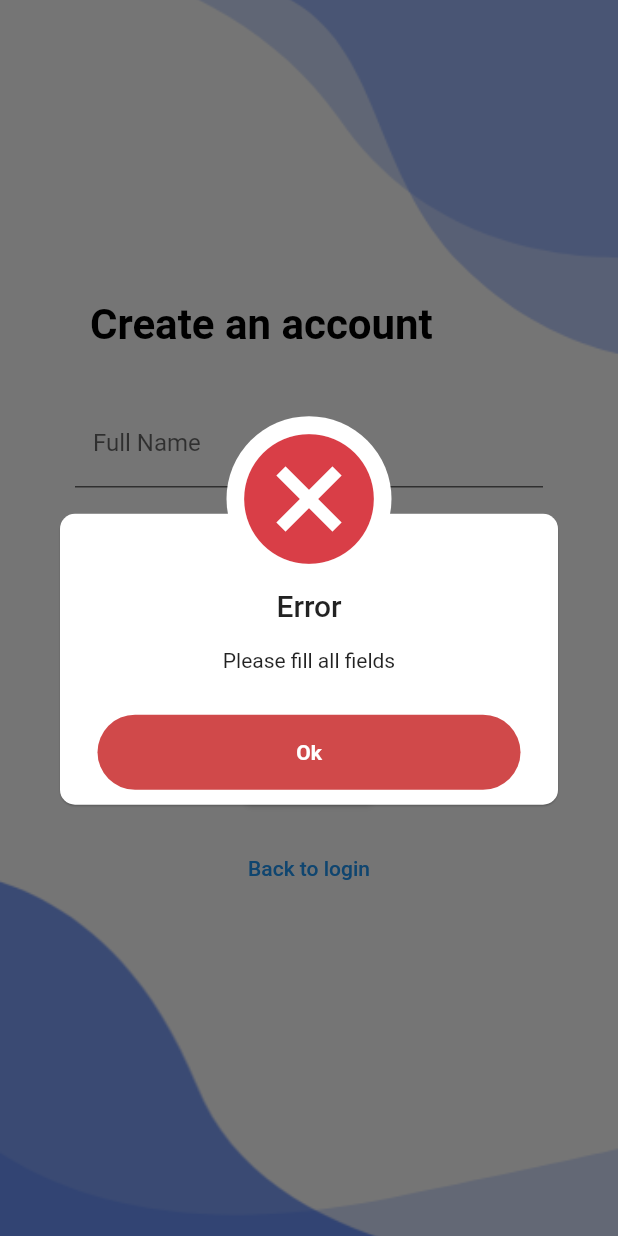
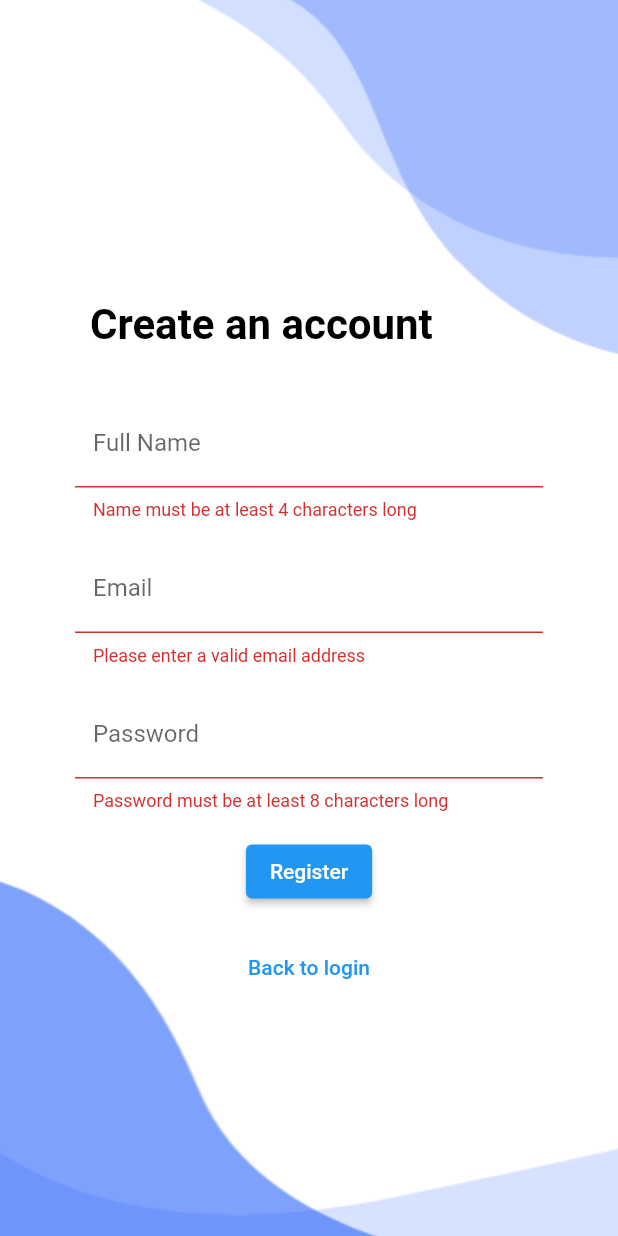
Before and after one commit to SpiritosMts/nouha_eya_pfe, a Flutter app: the MyRegister screen opened directly, after a tap on "Register", on a phone screen of 412 x 824 dp. Run offline on Flutter 3.47's test engine with Material 2 defaults, Android fonts, the phone set to English and light mode, and no system bars; our stand-ins replace awesome_dialog, awesome_notifications, cloud_firestore, email_validator, firebase_auth, firebase_core and 8 more; missing offline and left inert: dart:ffi; accounts and stored records are empty.

Commit message:
first commitrrfsddqsdqqsdsfsdfsdff

```diff
--- a/lib/auth/register.dart
+++ b/lib/auth/register.dart
@@ -1,3 +1,4 @@
+import 'package:email_validator/email_validator.dart';
 import 'package:firebase_auth/firebase_auth.dart';
 import 'package:flutter/material.dart';
 import 'package:get/get.dart';
@@ -14,6 +15,7 @@ class MyRegister extends StatefulWidget {
 
 class _MyRegisterState extends State<MyRegister> {
 
+  final _formKey = GlobalKey<FormState>();
 
   final TextEditingController _nameController = TextEditingController();
   final TextEditingController _emailController = TextEditingController();
@@ -21,26 +23,8 @@ class _MyRegisterState extends State<MyRegister> {
 
   Future<void> registerButtonPressed() async {
     // Check if all fields are filled
-    if (_nameController.text.isEmpty ||
-        _emailController.text.isEmpty ||
-        _passwordController.text.isEmpty) {
-      dialogShow('Error', 'Please fill all fields');
-      return;
-    }
+    if (_formKey.currentState!.validate()) {
 
-    // Email validation
-    final emailRegExp = RegExp(r'^[\w-\.]+@([\w-]+\.)+[\w-]{2,4}$');
-    if (!emailRegExp.hasMatch(_emailController.text)) {
-      dialogShow('Error', 'Please enter a valid email address');
-      return;
-    }
-
-    // Password validation
-    if (_passwordController.text.length < 8) {
-      dialogShow('Error', 'Password must be at least 8 characters long');
-
-      return;
-    }
 
       try {
         await FirebaseAuth.instance.createUserWithEmailAndPassword(
@@ -83,6 +67,9 @@ class _MyRegisterState extends State<MyRegister> {
     }
 
 
+  }
+
+
 
   @override
   Widget build(BuildContext context) {
@@ -91,6 +78,9 @@ class _MyRegisterState extends State<MyRegister> {
         child: Padding(
           padding: const EdgeInsets.symmetric(horizontal: 50.0),
           child: SingleChildScrollView(
+            child: Form(
+              key: _formKey,
+
               child: Column(
                 mainAxisAlignment: MainAxisAlignment.center,
                 children: [
@@ -109,8 +99,15 @@ class _MyRegisterState extends State<MyRegister> {
                       ),
                     ),
                   ),
-                TextField(
+                  TextFormField(
                     controller: _nameController,
+                    validator: (value) {
+
+                      if (value!.length < 4) {
+                        return "Name must be at least 4 characters long";
+                      }
+                      return null;
+                    },
                     decoration: const InputDecoration(
                       filled: true,
                       fillColor: Colors.white,
@@ -118,8 +115,15 @@ class _MyRegisterState extends State<MyRegister> {
                     ),
                   ),
                   const SizedBox(height: 16.0),
-                TextField(
+                  TextFormField(
                     controller: _emailController,
+                    validator: (value) {
+
+                      if (!EmailValidator.validate(value!)) {
+                        return "Please enter a valid email address";
+                      }
+                      return null;
+                    },
                     decoration: const InputDecoration(
                       filled: true,
                       fillColor: Colors.white,
@@ -127,13 +131,20 @@ class _MyRegisterState extends State<MyRegister> {
                     ),
                   ),
                   const SizedBox(height: 16.0),
-                TextField(
+                  TextFormField(
                     controller: _passwordController,
                     obscureText: true,
+                    validator: (value) {
+                      if (value!.length < 8) {
+                        return "Password must be at least 8 characters long";
+                      }
+                      return null;
+                    },
                     decoration: const InputDecoration(
                       filled: true,
                       fillColor: Colors.white,
                       labelText: 'Password',
+
                     ),
                   ),
                   const SizedBox(height: 16.0),
@@ -159,6 +170,7 @@ class _MyRegisterState extends State<MyRegister> {
             ),
           ),
         ),
+      ),
     );
   }
 }
--- a/lib/profile/manage_profile.dart
+++ b/lib/profile/manage_profile.dart
@@ -7,6 +7,8 @@ import 'package:google_fonts/google_fonts.dart';
 import 'package:responsive_sizer/responsive_sizer.dart';
 import 'package:server_room/my_voids.dart';
 import 'package:server_room/profile/manage_profile_ctr.dart';
+
+import '../models/user.dart';
 
 class ManageProfile extends StatefulWidget {
   const ManageProfile({Key? key}) : super(key: key);
@@ -48,6 +50,19 @@ class _ManageProfileState extends State<ManageProfile> {
 
   }
 
+
+  refreshUser(email){
+    getUserInfoByEmail(email);
+
+    Future.delayed(const Duration(milliseconds: 500), () {
+
+
+      setState(() {
+
+      });
+
+    });
+  }
 
   @override
   Widget build(BuildContext context) {
@@ -124,7 +139,23 @@ class _ManageProfileState extends State<ManageProfile> {
 
                                 if (_formKey.currentState!.validate()) {
                                   //changeUserInfo(_nameController.text, _emailController.text,_passwordController.text);
-                                  await changeUserName(_nameController.text);
+                                 //  changeUserName(_nameController.text);
+
+                                   await usersColl.doc(currentUser.id).get().then((DocumentSnapshot documentSnapshot) async {
+                                    if (documentSnapshot.exists) {
+                                      await usersColl.doc(currentUser.id).update({
+                                        'name': _nameController.text, // turn verified to true in  db
+                                      }).then((value) async {
+                                        showSnk('name updated');
+                                        refreshUser(currentUser.email);
+
+                                      }).catchError((error) async {
+                                        //print('## user request accepted accepting error =${error}');
+                                        //toastShow('user request accepted accepting error');
+                                      });
+                                    }
+                                  });
+
                                 }
                               },
                               child: const Text("Change"),
@@ -165,14 +196,17 @@ class _ManageProfileState extends State<ManageProfile> {
 
 
                                       // Change password
-                                      if(_emailController.text!= '')  await user.updatePassword(_emailController.text).then((value){
+                                      if(_emailController.text!= '')  await user.updateEmail(_emailController.text).then((value){
+
+                                        print('## pwd auth updated');
                                         usersColl.doc(currentUser.id).get().then((DocumentSnapshot documentSnapshot) async {
                                           if (documentSnapshot.exists) {
                                             await usersColl.doc(currentUser.id).update({
                                               'email': _emailController.text, // turn verified to true in  db
                                             }).then((value) async {
+                                              print('## pwd firestore updated');
                                               showSnk('email updated');
-
+                                              refreshUser(_emailController.text);
                                             }).catchError((error) async {
                                             });
                                           }
@@ -184,8 +218,7 @@ class _ManageProfileState extends State<ManageProfile> {
                                     } catch (e) {
 
                                       showSnk('This operation is sensitive and requires recent authentication.\n Log in again before retrying this request');
-
-                                      print('## Failed to update email:===> $e');
+                                      print('## Failed 4to update email:===> $e');
                                     }
                                   }
                                 }
@@ -230,7 +263,6 @@ class _ManageProfileState extends State<ManageProfile> {
                                     try {
 
 
-
                                       // Change password
                                       if(_passwordController.text!= '')  await user.updatePassword(_passwordController.text).then((value){
                                         usersColl.doc(currentUser.id).get().then((DocumentSnapshot documentSnapshot) async {
@@ -239,6 +271,7 @@ class _ManageProfileState extends State<ManageProfile> {
                                               'pwd': _passwordController.text, // turn verified to true in  db
                                             }).then((value) async {
                                               showSnk('password updated');
+                                              refreshUser(currentUser.email);
 
                                             }).catchError((error) async {
                                             });
```
Also changed, not shown: lib/auth/login.dart (+34 -8 lines), lib/my_voids.dart (+0 -15 lines). Lines whose indentation alone changed are shown as unchanged.
